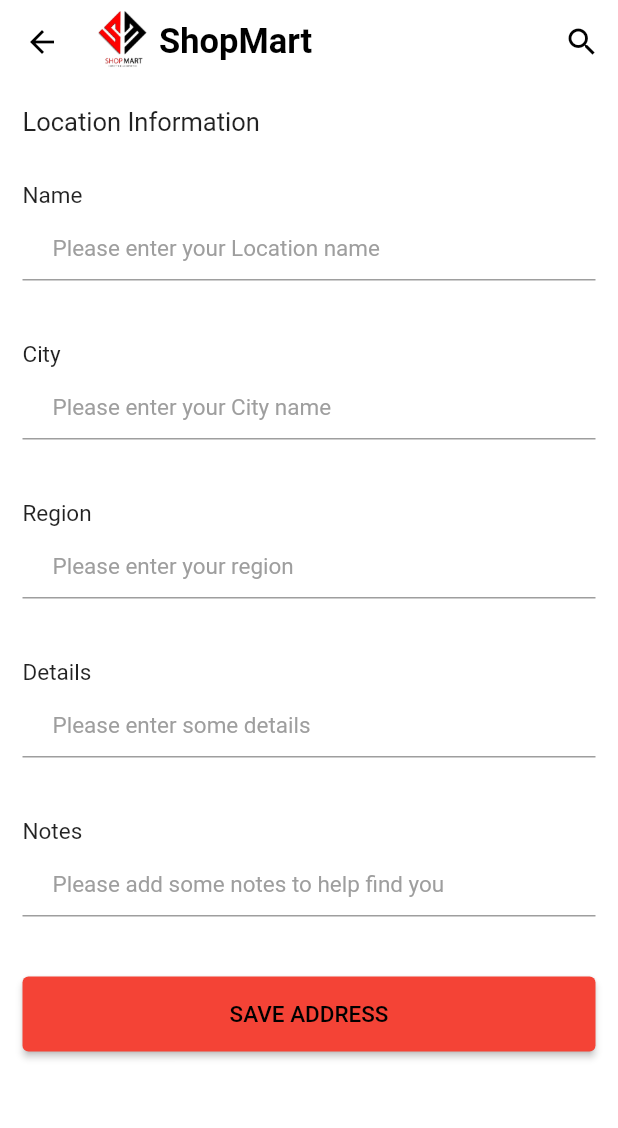
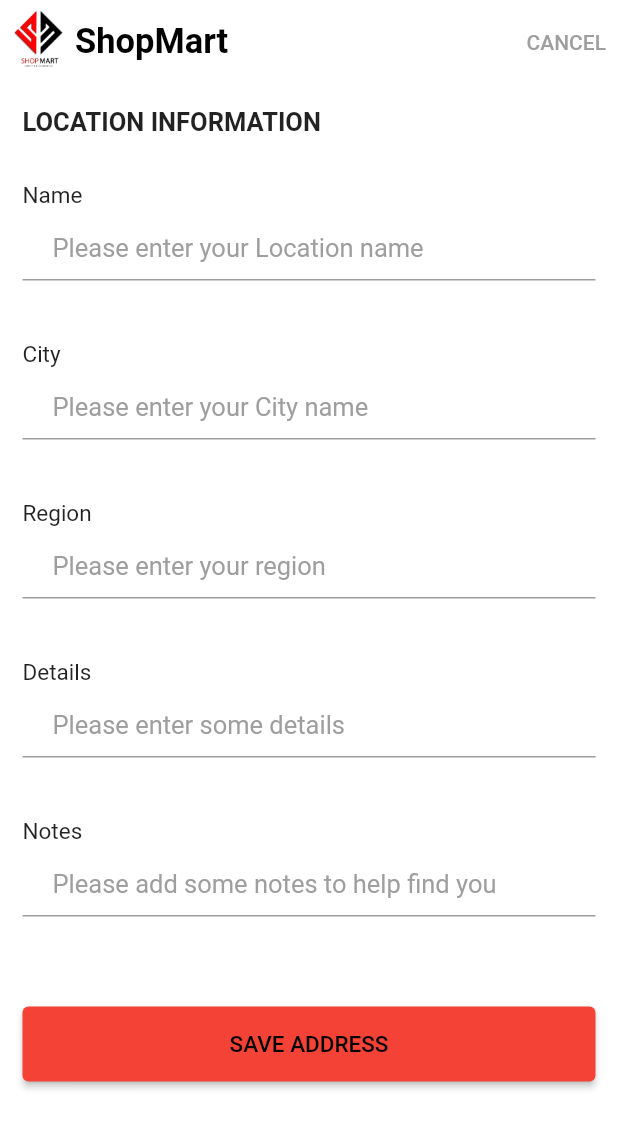
Before and after one commit to omarsherif15/ShopMart, a Flutter app: the UpdateAddressScreen screen opened directly, on a phone screen of 412 x 824 dp. Shown: the top 1128 px of the screen. Run offline on Flutter 3.47's test engine with Material 2 defaults, Android fonts, the light colour scheme and no system bars; our stand-ins replace bloc, carousel_slider, dio, flutter_bloc, flutter_conditional_rendering, fluttertoast and 3 more; accounts and stored records are empty; network calls fail.

Commit message:
Third commit

```diff
--- a/lib/cubit/shopCubit.dart
+++ b/lib/cubit/shopCubit.dart
@@ -285,7 +285,6 @@ class ShopCubit extends Cubit<ShopStates>
       print(error.toString());
     });
   }
-
   late CartModel  cartModel;
   void getCartData() {
     emit(CartLoadingState());
@@ -294,7 +293,6 @@ class ShopCubit extends Cubit<ShopStates>
         token: token,
     ).then((value){
       cartModel = CartModel.fromJson(value.data);
-      cartLength = cartModel.data!.cartItems.length;
       print('Get Cart '+ cartModel.status.toString());
       emit(CartSuccessState());
     }).catchError((error){
@@ -370,7 +368,7 @@ class ShopCubit extends Cubit<ShopStates>
     double longitude = 31.3260088,
   }){
     emit(UpdateAddressLoadingState());
-    DioHelper.postData(
+    DioHelper.putData(
         url: 'addresses/$addressId',
         token: token,
         data: {
@@ -384,10 +382,10 @@ class ShopCubit extends Cubit<ShopStates>
         }
     ).then((value){
       updateAddressModel = UpdateAddressModel.fromJson(value.data);
-      print('Update Address '+ addAddressModel!.status.toString());
+      print('Update Address '+ updateAddressModel!.status.toString());
       if(updateAddressModel!.status)
         getAddresses();
-      emit(UpdateAddressSuccessState());
+      emit(UpdateAddressSuccessState(updateAddressModel!));
     }).catchError((error){
       emit(UpdateAddressErrorState());
       print(error.toString());
@@ -429,8 +427,6 @@ class ShopCubit extends Cubit<ShopStates>
     });
   }
 
-
-  //static int cartLength = 0;
   Icon favoriteIcon =Icon (Icons.favorite,color: Colors.red,);
   Icon unFavoriteIcon =Icon (Icons.favorite_border_rounded);
 
@@ -453,15 +449,9 @@ class ShopCubit extends Cubit<ShopStates>
             alignment: AlignmentDirectional.topEnd,
             children: [
               Icon(Icons.shopping_cart_outlined),
-              if(cartLength != 0)
-                Stack(
-                  fit: StackFit.passthrough,
-                alignment: AlignmentDirectional.center,
-                children: [
-                  CircleAvatar(backgroundColor: Colors.green,radius: 6,),
-                  Text('$cartLength',style: TextStyle(fontSize: 10),),
-                ],
-              ),
+              if(cartLength!= 0)
+                CircleAvatar(backgroundColor: Colors.green,radius: 6,
+                child:Text('$cartLength',style: TextStyle(fontSize: 10,color: Colors.white),),),
             ],
           ),
           label: 'Cart',
--- a/lib/cubit/states.dart
+++ b/lib/cubit/states.dart
@@ -1,4 +1,5 @@
 import 'package:shopmart/models/addressModels/addAddressModel.dart';
+import 'package:shopmart/models/addressModels/update&Delete.dart';
 import 'package:shopmart/models/cartModels/addCartModel.dart';
 import 'package:shopmart/models/favoritesModels/changeFavoritesModel.dart';
 import 'package:shopmart/models/profileModels/logOutModel.dart';
@@ -141,8 +142,10 @@ class AddAddressErrorState extends ShopStates{}
 
 ///Add Update Address State
 class UpdateAddressLoadingState extends ShopStates{}
-class UpdateAddressSuccessState extends ShopStates {}
-class UpdateAddressErrorState extends ShopStates{}
+class UpdateAddressSuccessState extends ShopStates {
+  final UpdateAddressModel updateAddressModel;
+  UpdateAddressSuccessState(this.updateAddressModel);
+}class UpdateAddressErrorState extends ShopStates{}
 ///End of Add Address State
 
 ///Add Delete Address State
--- a/lib/modules/LoginScreen.dart
+++ b/lib/modules/LoginScreen.dart
@@ -57,7 +57,8 @@ class LoginScreen extends StatelessWidget {
                   child:
                   Form(
                     key: loginFormKey,
-                    child: SingleChildScrollView(
+                    child: SingleChildScrollView
+                      (physics: BouncingScrollPhysics(),
                       child: Column(
                         mainAxisAlignment: MainAxisAlignment.end,
                         children:
--- a/lib/modules/add&UpdateAddress.dart
+++ b/lib/modules/add&UpdateAddress.dart
@@ -38,7 +38,15 @@ class UpdateAddressScreen extends StatelessWidget {
   @override
   Widget build(BuildContext context) {
     return BlocConsumer<ShopCubit,ShopStates>(
-        listener: (context,state) {},
+        listener: (context,state) {
+          if (state is UpdateAddressSuccessState){
+            if (state.updateAddressModel.status)
+              pop(context);
+          }
+          else if (state is AddAddressSuccessState)
+            if(state.addAddressModel.status)
+              pop(context);
+        },
       builder: (context,state) {
           if(isEdit) {
           nameControl.text = name!;
@@ -50,20 +58,21 @@ class UpdateAddressScreen extends StatelessWidget {
         return Scaffold(
             appBar: AppBar(
               titleSpacing: 0,
+              automaticallyImplyLeading: false,
               title: Row(
                 children: [
                   Image(image: AssetImage('assets/images/ShopLogo.png'),width: 50, height: 50,),
                   Text('ShopMart'),
                 ],
               ),
-              actions: [
-                IconButton(
-                    onPressed: () {
-                      navigateTo(context, SearchScreen(ShopCubit.get(context)));
-                    },
-                    icon: Icon(Icons.search)),
-
-
+              actions:
+              [
+                TextButton(
+                  onPressed: (){
+                    pop(context);
+                  },
+                  child: Text('CANCEL',style: TextStyle(color: Colors.grey),),
+                ),
               ],
             ),
             body: Padding(
@@ -76,14 +85,14 @@ class UpdateAddressScreen extends StatelessWidget {
                       crossAxisAlignment: CrossAxisAlignment.start,
                       children :
                       [
-                        if(state is AddAddressLoadingState)
+                        if(state is AddAddressLoadingState || state is UpdateAddressLoadingState)
                           Column(
                             children: [
                               LinearProgressIndicator(),
                               SizedBox(height: 20,),
                             ],
                           ),
-                        Text('Location Information',style: TextStyle(fontSize: 17),),
+                        Text('LOCATION INFORMATION',style: TextStyle(fontSize: 17,fontWeight: FontWeight.bold),),
                         SizedBox(height: 30,),
 
                         Text('Name',style: TextStyle(fontSize: 15),),
@@ -92,7 +101,7 @@ class UpdateAddressScreen extends StatelessWidget {
                             textCapitalization: TextCapitalization.words,
                             decoration: InputDecoration(
                               hintText : 'Please enter your Location name',
-                              hintStyle: TextStyle(color: Colors.grey,fontSize: 15),
+                              hintStyle: TextStyle(color: Colors.grey,fontSize: 17),
                               border: UnderlineInputBorder(),
                             ),
                             validator: (value){
@@ -107,7 +116,7 @@ class UpdateAddressScreen extends StatelessWidget {
                             textCapitalization: TextCapitalization.words,
                             decoration: InputDecoration(
                               hintText : 'Please enter your City name',
-                              hintStyle: TextStyle(color: Colors.grey,fontSize: 15),
+                              hintStyle: TextStyle(color: Colors.grey,fontSize: 17),
                               border: UnderlineInputBorder(),
                             ),
                             validator: (value){
@@ -122,7 +131,7 @@ class UpdateAddressScreen extends StatelessWidget {
                             textCapitalization: TextCapitalization.words,
                             decoration: InputDecoration(
                               hintText : 'Please enter your region',
-                              hintStyle: TextStyle(color: Colors.grey,fontSize: 15),
+                              hintStyle: TextStyle(color: Colors.grey,fontSize: 17),
                               border: UnderlineInputBorder(),
                             ),
                             validator: (value){
@@ -137,7 +146,7 @@ class UpdateAddressScreen extends StatelessWidget {
                             textCapitalization: TextCapitalization.words,
                             decoration: InputDecoration(
                               hintText : 'Please enter some details',
-                              hintStyle: TextStyle(color: Colors.grey,fontSize: 15),
+                              hintStyle: TextStyle(color: Colors.grey,fontSize: 17),
                               border: UnderlineInputBorder(),
                             ),
                             validator: (value){
@@ -152,7 +161,7 @@ class UpdateAddressScreen extends StatelessWidget {
                              textCapitalization: TextCapitalization.words,
                              decoration: InputDecoration(
                               hintText : 'Please add some notes to help find you',
-                               hintStyle: TextStyle(color: Colors.grey,fontSize: 15),
+                               hintStyle: TextStyle(color: Colors.grey,fontSize: 17),
                                border: UnderlineInputBorder(),
                              ),
                             validator: (value){
@@ -160,7 +169,7 @@ class UpdateAddressScreen extends StatelessWidget {
                                 return 'This field cant be Empty';
                             }
                         ),
-                        SizedBox(height: 40,),
+                        SizedBox(height:60 ,),
                         Container(
                           height: 50,
                           width: double.infinity,
@@ -177,10 +186,6 @@ class UpdateAddressScreen extends StatelessWidget {
                                           region: regionControl.text,
                                           details: detailsControl.text,
                                           notes: notesControl.text);
-                                      if (state is AddAddressSuccessState) {
-                                        if (state.addAddressModel.status)
-                                          navigateTo(context, AddressesScreen());
-                                      }
                                     }
                                   else {
                                   ShopCubit.get(context).addAddress(
@@ -189,10 +194,6 @@ class UpdateAddressScreen extends StatelessWidget {
                                       region: regionControl.text,
                                       details: detailsControl.text,
                                       notes: notesControl.text);
-                                  if (state is AddAddressSuccessState) {
-                                    if (state.addAddressModel.status)
-                                      navigateTo(context, AddressesScreen());
-                                  }
                                 }
                               }
                               },
--- a/lib/modules/homeScreen.dart
+++ b/lib/modules/homeScreen.dart
@@ -22,6 +22,8 @@ class HomeScreen extends StatelessWidget {
     return BlocConsumer<ShopCubit,ShopStates>(
       listener: (context,state)
       {
+        if(state is HomeSuccessState)
+          cartLength = ShopCubit.get(context).cartModel.data!.cartItems.length;
         if(state is ChangeFavoritesSuccessState)
         {
             if (state.model.status == false)
--- a/lib/modules/myAccountScreen.dart
+++ b/lib/modules/myAccountScreen.dart
@@ -33,6 +33,7 @@ class _MyAccountScreenState extends State<MyAccountScreen> {
         ShopCubit cubit =  ShopCubit.get(context);
         bool value = false;
         return SingleChildScrollView(
+          physics: BouncingScrollPhysics(),
           child: Container(
             color: Colors.grey[300],
             child: Column(
--- a/lib/modules/profileScreen.dart
+++ b/lib/modules/profileScreen.dart
@@ -40,6 +40,7 @@ class ProfileScreen extends StatelessWidget {
             ),
           ),
           body: SingleChildScrollView(
+            physics: BouncingScrollPhysics(),
             child: Container(
               color: Colors.grey[300],
               child: Column(
--- a/lib/modules/registerScreen.dart
+++ b/lib/modules/registerScreen.dart
@@ -55,6 +55,7 @@ var signUpFormKey = GlobalKey<FormState>();
             body: Padding(
               padding: const EdgeInsets.all(15),
               child: SingleChildScrollView(
+                physics: BouncingScrollPhysics(),
                 child: Form(
                   key: signUpFormKey,
                   child: Container(
```
Also changed, not shown: lib/Layouts/shopLayout.dart (+22 -4 lines), lib/modules/addressesScreen.dart (+29 -16 lines), lib/modules/cartScreen.dart (+4 -19 lines), lib/modules/productScreen.dart (+54 -60 lines), 1 other file.
